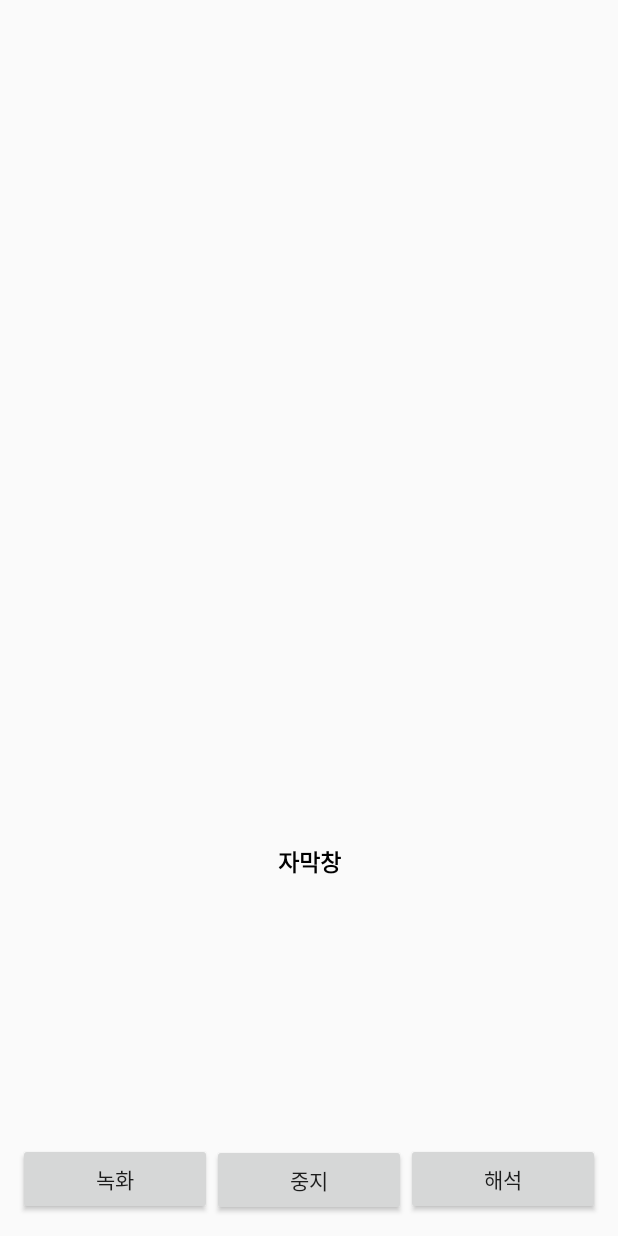
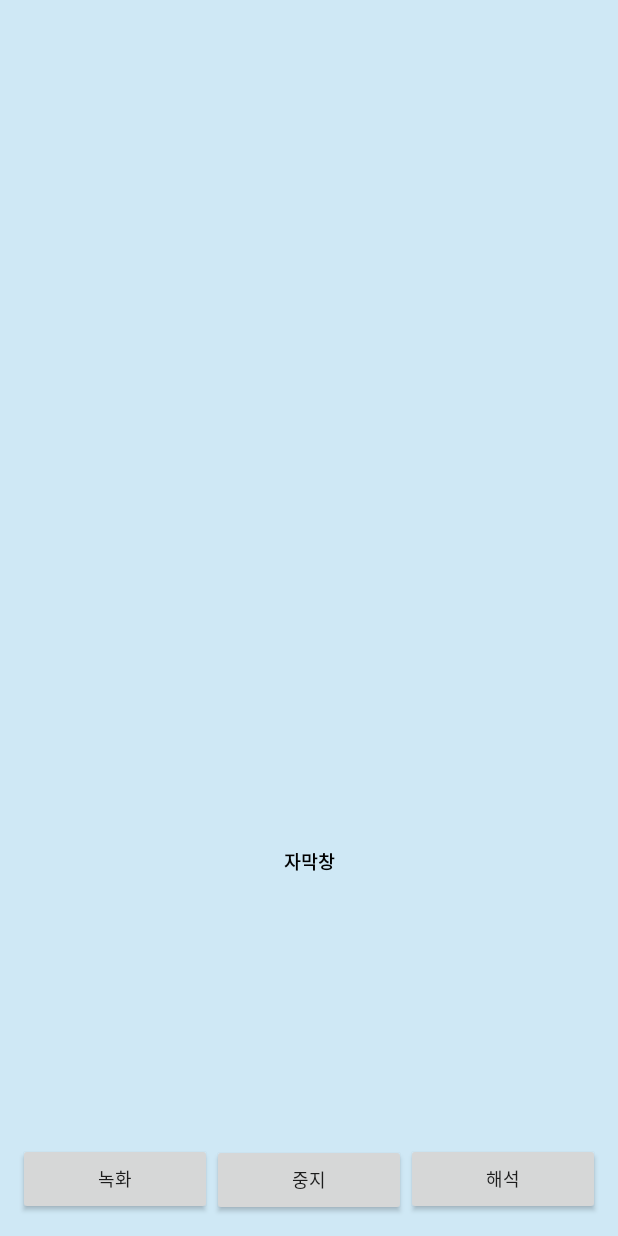
Before and after one commit to yelim1997/Awoollim, an Android app: the layout activity_main2.xml on its own in the app's theme, with its tools: preview values and no code run, on a phone screen of 412 x 824 dp. Run offline under Robolectric (Android 15) with nearby library versions, the phone set to English and light mode, and no system bars.

Commit message:
영상->자막 업로드 1-1 (레이아웃수정)

```diff
--- a/app/src/main/java/com/example/awoollim/Main2Activity.java
+++ b/app/src/main/java/com/example/awoollim/Main2Activity.java
@@ -46,7 +46,6 @@ public class Main2Activity extends AppCompatActivity {
         // 저장소 확인
         String state = Environment.getExternalStorageState();
         if (!state.equals(Environment.MEDIA_MOUNTED)) {
-            Log.d(TAG, "External Storage Media is not mounted.");
         } else {
             EXTERNAL_STORAGE_PATH = Environment.getExternalStorageDirectory().getAbsolutePath();
         }
@@ -77,7 +76,6 @@ public class Main2Activity extends AppCompatActivity {
                     recorder.setVideoEncoder(MediaRecorder.VideoEncoder.DEFAULT);
 
                     filename = createFilename();
-                    Log.d(TAG, "current filename : " + filename);
                     recorder.setOutputFile(filename);
 
                     recorder.setPreviewDisplay(holder.getSurface());
@@ -85,8 +83,6 @@ public class Main2Activity extends AppCompatActivity {
                     recorder.start();
 
                 } catch (Exception ex) {
-                    Log.e(TAG, "Exception : ", ex);
-
                     recorder.release();
                     recorder = null;
                 }
@@ -115,7 +111,6 @@ public class Main2Activity extends AppCompatActivity {
 
                 Uri videoUri = getContentResolver().insert(MediaStore.Video.Media.EXTERNAL_CONTENT_URI, values);
                 if (videoUri == null) {
-                    Log.d("SampleVideoRecorder", "Video insert failed.");
                     return;
                 }
 
@@ -175,7 +170,6 @@ public class Main2Activity extends AppCompatActivity {
 
         String newFilename = "";
         if (EXTERNAL_STORAGE_PATH == null || EXTERNAL_STORAGE_PATH.equals("")) {
-
             newFilename = RECORDED_FILE + fileIndex + ".mp4";
         } else {
             newFilename = EXTERNAL_STORAGE_PATH + "/" + RECORDED_FILE + fileIndex + ".mp4";
--- a/app/src/main/res/layout/activity_main2.xml
+++ b/app/src/main/res/layout/activity_main2.xml
@@ -7,12 +7,15 @@
     android:paddingBottom="@dimen/activity_vertical_margin"
     android:paddingLeft="@dimen/activity_horizontal_margin"
     android:paddingRight="@dimen/activity_horizontal_margin"
-    android:paddingTop="@dimen/activity_vertical_margin" >
+    android:paddingTop="@dimen/activity_vertical_margin"
+    android:background="@color/colorPrimary"
+    >
 
     <LinearLayout
         android:layout_width="match_parent"
         android:layout_height="match_parent"
         android:orientation="vertical"
+        android:layout_gravity="top"
         android:layout_weight="1">
 
         <FrameLayout
@@ -24,7 +27,7 @@
             android:layout_width="match_parent"
             android:layout_height="match_parent"
             android:text="자막창"
-            android:textSize="15sp"
+            android:textSize="12sp"
             android:gravity="center"
             android:textStyle="bold"
             android:textColor="#000000"
@@ -34,29 +37,31 @@
     <LinearLayout
         android:layout_width="match_parent"
         android:layout_height="match_parent"
+        android:layout_gravity="bottom"
         android:layout_weight="15">
         <Button
             android:id="@+id/recordBtn"
             android:layout_width="wrap_content"
             android:layout_height="wrap_content"
             android:layout_gravity="left"
+            android:textSize="12sp"
             android:layout_weight="1"
-            android:text="녹화"
-            />
+            android:text="녹화"/>
         <Button
             android:id="@+id/recordStopBtn"
             android:layout_width="wrap_content"
             android:layout_height="wrap_content"
             android:layout_gravity="center"
+            android:textSize="12sp"
             android:layout_weight="1"
-            android:text="중지"
-            />
+            android:text="중지"/>
         <Button
             android:layout_width="wrap_content"
             android:layout_height="wrap_content"
             android:layout_gravity="right"
+            android:textSize="12sp"
             android:layout_weight="1"
-            android:text="해석"/>
+            android:text="해석" />
     </LinearLayout>
 
 </LinearLayout>
```
